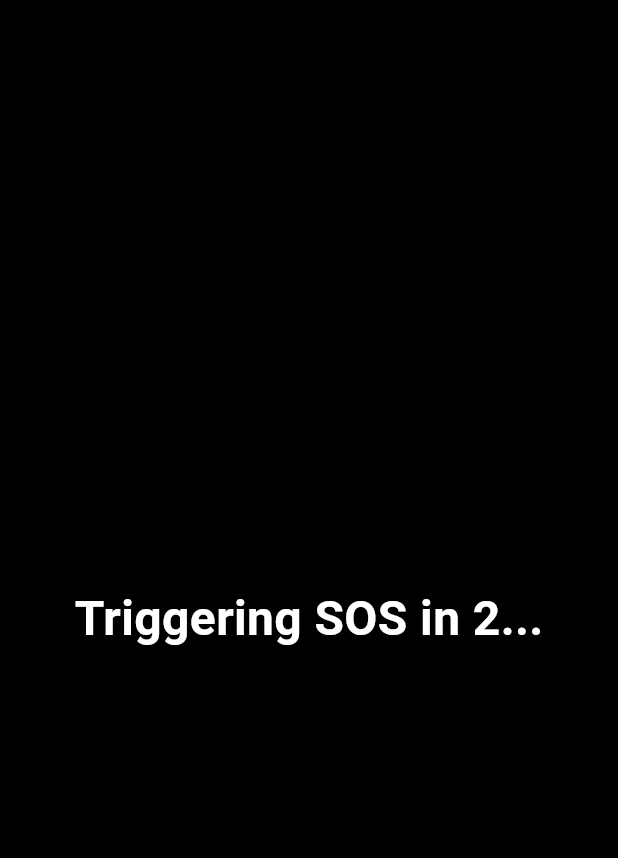
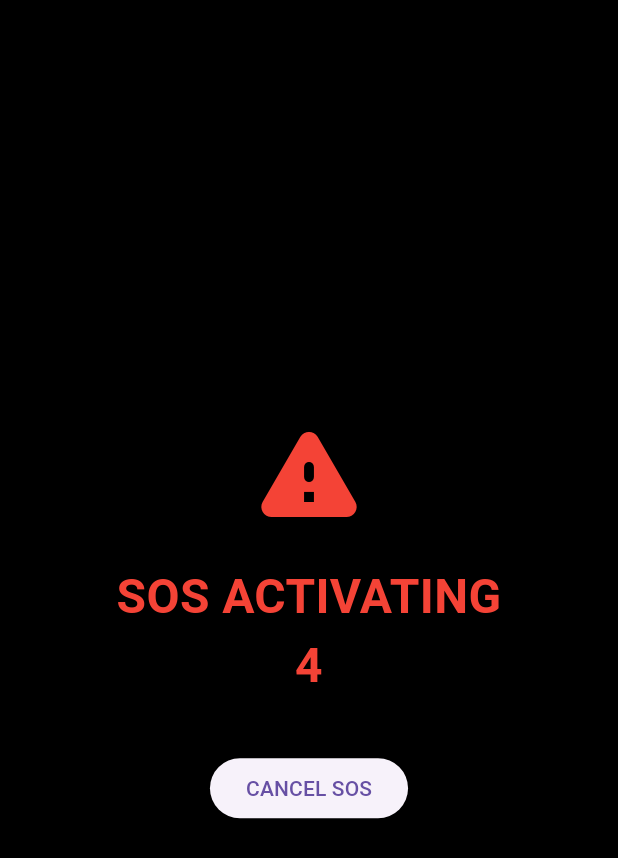
Before and after one commit to Eisha-kia/WalkMate_1.0, a Flutter app: the SOSPage screen opened directly, on a phone screen of 412 x 824 dp. Shown: the top 858 px of the screen. Run offline on Flutter 3.47's test engine with Material 3 defaults, Android fonts, the phone set to English and light mode, and no system bars; our stand-ins replace firebase_auth, firebase_core; accounts and stored records are empty.

Commit message:
Update sos_page.dart

```diff
--- a/walkmate/lib/sos_page.dart
+++ b/walkmate/lib/sos_page.dart
@@ -9,46 +9,153 @@ class SOSPage extends StatefulWidget {
 }
 
 class _SOSPageState extends State<SOSPage> {
-  int _countdown = 3;
-  Timer? _timer;
+  int countdown = 5;
+  Timer? timer;
 
   @override
   void initState() {
     super.initState();
-    // Start the timer as soon as the page opens
-    _timer = Timer.periodic(const Duration(seconds: 1), (timer) {
-      if (_countdown > 0) {
-        setState(() {
-          _countdown--;
-        });
+
+    timer = Timer.periodic(const Duration(seconds: 1), (_) {
+      if (countdown > 0) {
+        setState(() => countdown--);
       } else {
-        _timer?.cancel();
+        timer?.cancel();
       }
     });
   }
 
+  void cancelSOS() {
+    timer?.cancel();
+    Navigator.pop(context);
+  }
+
   @override
   void dispose() {
-    _timer?.cancel(); // Cancel timer if the user leaves the page early
+    timer?.cancel();
     super.dispose();
   }
 
   @override
   Widget build(BuildContext context) {
+    bool sent = countdown == 0;
+
     return Scaffold(
       backgroundColor: Colors.black,
-      body: Center(
-        child: Text(
-          _countdown > 0
-              ? 'Triggering SOS in $_countdown...'
-              : 'SOS SENT!',
-          style: TextStyle(
-            color: _countdown > 0 ? Colors.white : Colors.redAccent,
-            fontSize: 32,
-            fontWeight: FontWeight.bold,
+      body: SafeArea(
+        child: Center(
+          child: Padding(
+            padding: const EdgeInsets.all(24),
+            child: sent ? _sentPage() : _countdownPage(),
           ),
         ),
       ),
     );
   }
+
+  Widget _countdownPage() {
+    return Column(
+      mainAxisAlignment: MainAxisAlignment.center,
+      children: [
+        const Icon(Icons.warning_rounded, color: Colors.red, size: 80),
+
+        const SizedBox(height: 20),
+
+        Text(
+          'SOS ACTIVATING\n$countdown',
+          textAlign: TextAlign.center,
+          style: const TextStyle(
+            color: Colors.red,
+            fontSize: 32,
+            fontWeight: FontWeight.bold,
+          ),
+        ),
+
+        const SizedBox(height: 35),
+
+        ElevatedButton(
+          onPressed: cancelSOS,
+          child: const Text('CANCEL SOS'),
+        ),
+      ],
+    );
+  }
+
+  Widget _sentPage() {
+    return Column(
+      mainAxisAlignment: MainAxisAlignment.center,
+      children: [
+        const Icon(Icons.warning_rounded, color: Colors.red, size: 75),
+
+        const SizedBox(height: 15),
+
+        const Text(
+          'SOS SENT',
+          style: TextStyle(
+            color: Colors.red,
+            fontSize: 32,
+            fontWeight: FontWeight.bold,
+          ),
+        ),
+
+        const SizedBox(height: 10),
+
+        const Text(
+          'Your emergency contacts have been notified.',
+          textAlign: TextAlign.center,
+          style: TextStyle(color: Colors.white70, fontSize: 16),
+        ),
+
+        const SizedBox(height: 15),
+
+        const Text(
+          '📍 Location sharing: ACTIVE',
+          style: TextStyle(color: Colors.green, fontSize: 16),
+        ),
+
+        const SizedBox(height: 35),
+
+        Row(
+          mainAxisAlignment: MainAxisAlignment.spaceEvenly,
+          children: [
+            _button(Icons.local_police, 'Police'),
+            _button(Icons.local_hospital, 'Ambulance'),
+          ],
+        ),
+
+        const SizedBox(height: 20),
+
+        Row(
+          mainAxisAlignment: MainAxisAlignment.spaceEvenly,
+          children: [
+            _button(Icons.local_fire_department, 'Fire Service'),
+            _button(Icons.people, 'Contacts'),
+          ],
+        ),
+
+        const SizedBox(height: 35),
+
+        SizedBox(
+          width: double.infinity,
+          child: ElevatedButton.icon(
+            onPressed: () {},
+            icon: const Icon(Icons.phone),
+            label: const Text('CALL EMERGENCY CONTACT'),
+          ),
+        ),
+      ],
+    );
+  }
+
+  Widget _button(IconData icon, String text) {
+    return SizedBox(
+      width: 145,
+      height: 65,
+      child: ElevatedButton.icon(
+        onPressed: () {},
+        icon: Icon(icon),
+        label: Text(text),
+      ),
+    );
+  }
 }
```
